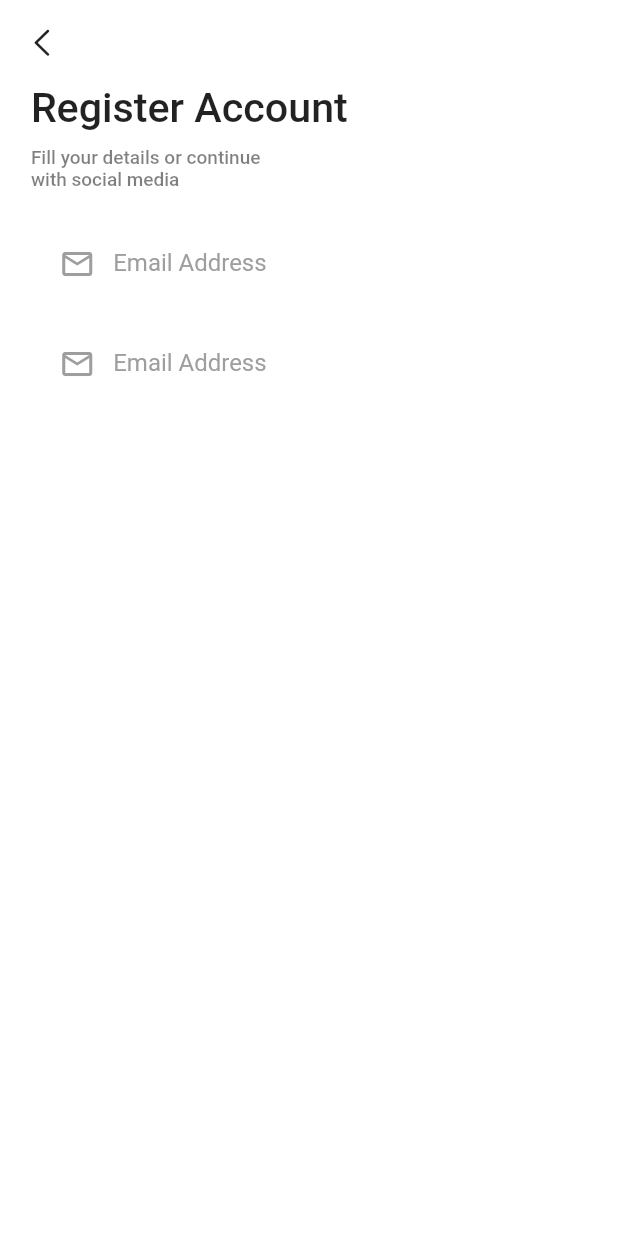
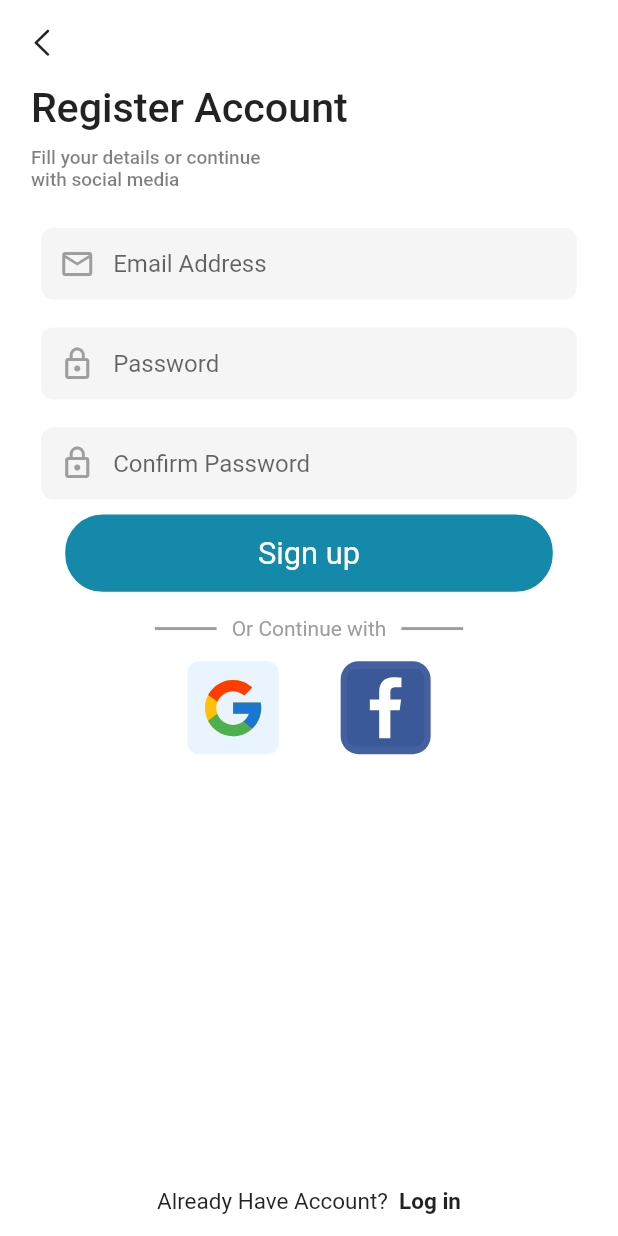
Before and after one commit to harshuhere01/Jobber, a Flutter app: the RegisterScreen screen opened directly, on a phone screen of 412 x 824 dp. Run offline on Flutter 3.47's test engine with Material 2 defaults, Android fonts, the phone set to English and light mode, and no system bars; our stand-ins replace flutter_svg, google_fonts, page_transition; Roboto replaces fonts that are missing (Arimo).

Commit message:
register screen

```diff
--- a/lib/CustomWidgets/custom_textform_field.dart
+++ b/lib/CustomWidgets/custom_textform_field.dart
@@ -28,6 +28,7 @@ class CustomTextFormField extends StatelessWidget {
   @override
   Widget build(BuildContext context) {
     return Container(
+
       padding: EdgeInsets.symmetric(horizontal: D.W /  60, vertical: D.H / 100),
       child: SizedBox(
         height: 50,
@@ -41,8 +42,8 @@ class CustomTextFormField extends StatelessWidget {
           decoration: InputDecoration(
             contentPadding: EdgeInsets.zero,
             focusColor: ColorConstants.whiteColor,
-            filled: false,
-            fillColor: ColorConstants.whiteColor.withOpacity(0.2),
+            filled: true,
+            fillColor: Colors.grey.withOpacity(0.1),
             focusedBorder: OutlineInputBorder(
 
               borderRadius: BorderRadius.circular(8),
@@ -63,7 +64,7 @@ class CustomTextFormField extends StatelessWidget {
             ),
             prefixIcon: Icon(iconPath,color: Colors.grey,),
             errorMaxLines: 4,
-            labelText: hint,
+            hintText: hint,
             labelStyle: const TextStyle(fontSize: 16.0, color: Colors.grey),
           ),
           keyboardType: keyboardTYPE,
--- a/lib/View/Screens/register_screen.dart
+++ b/lib/View/Screens/register_screen.dart
@@ -1,7 +1,9 @@
 import 'package:flutter/cupertino.dart';
 import 'package:flutter/material.dart';
+import 'package:flutter_svg/svg.dart';
 import 'package:google_fonts/google_fonts.dart';
 import 'package:jobber/Constants/color_constants.dart';
+import 'package:jobber/CustomWidgets/custom_button.dart';
 import 'package:jobber/CustomWidgets/custom_textform_field.dart';
 
 import '../../Utils/dimensions.dart';
@@ -40,7 +42,109 @@ class _RegisterScreenState extends State<RegisterScreen> {
             ),
             SizedBox(height: D.H/50,),
             CustomTextFormField(controller: controller, readOnly: false, hint: "Email Address", iconPath:Icons.email_outlined,  validators: (e) {}, keyboardTYPE: TextInputType.emailAddress),
-            CustomTextFormField(controller: controller, readOnly: false, hint: "Email Address", iconPath:Icons.email_outlined,  validators: (e) {}, keyboardTYPE: TextInputType.emailAddress)
+            CustomTextFormField(controller: controller, readOnly: false, hint: "Password", iconPath:Icons.lock_outline,  validators: (e) {}, keyboardTYPE: TextInputType.emailAddress),
+            CustomTextFormField(controller: controller, readOnly: false, hint: "Confirm Password", iconPath:Icons.lock_outline,  validators: (e) {}, keyboardTYPE: TextInputType.emailAddress),
+            CustomButton(text: "Sign up", color: ColorConstants.primaryBlueColor, textColor: ColorConstants.whiteColor, bordercolor: ColorConstants.primaryBlueColor, onTap: (){}),
+            SizedBox(
+              height: D.H / 50,
+            ),
+            Padding(
+              padding: EdgeInsets.symmetric(horizontal: D.W / 20),
+              child: Row(
+                mainAxisAlignment: MainAxisAlignment.center,
+                children: [
+                  SizedBox(
+                    child: Container(
+                      height: 2,
+                      width: D.W / 10,
+                      color: Colors.grey,
+                    ),
+                  ),
+                  SizedBox(
+                    width: 10,
+                  ),
+                  Text(
+                    "Or Continue with",
+                    style: GoogleFonts.roboto(
+                        fontWeight: FontWeight.normal,
+                        fontSize: 14,
+                        color: Colors.grey),
+                  ),
+                  SizedBox(
+                    width: 10,
+                  ),
+                  SizedBox(
+                    child: Container(
+                      height: 2,
+                      width: D.W / 10,
+                      color: Colors.grey,
+                    ),
+                  ),
+                ],
+              ),
+            ),
+            SizedBox(
+              height: D.H / 60,
+            ),
+            Padding(
+              padding: EdgeInsets.symmetric(horizontal: D.W / 20),
+              child: Row(
+                mainAxisAlignment: MainAxisAlignment.center,
+                children: [
+                  Container(
+                    decoration: BoxDecoration(
+                        color: Color(0xFFE9F4FF),
+                        borderRadius:
+                        BorderRadius.all(Radius.circular(8))),
+                    child: Padding(
+                      padding: const EdgeInsets.all(8.0),
+                      child: Center(
+                          child: SvgPicture.asset(
+                              "assets/images/googleicon.svg")),
+                    ),
+                  ),
+                  SizedBox(
+                    width: D.W / 10,
+                  ),
+                  Container(
+                      height: 62,
+                      width: 60,
+                      decoration: BoxDecoration(
+                          color: Color(0xFF4460A0),
+                          borderRadius: BorderRadius.all(
+                              Radius.circular(12))),
+                      child: Center(
+                        child: Container(
+                          child: SvgPicture.asset(
+                            "assets/images/facebooklogo.svg",
+                            height: 55,
+                            width: 52,
+                          ),
+                        ),
+                      )),
+                ],
+              ),
+            ),
+            Expanded(child: Container(),
+            ),
+            Container(
+              child: Center(
+                child: Text.rich(TextSpan(
+                    style: GoogleFonts.roboto(fontSize: 15),
+                    text: 'Already Have Account? ',
+                    children: <InlineSpan>[
+                      TextSpan(
+                        text: ' Log in',
+                        style: TextStyle(
+                            fontSize: 15,
+                            fontWeight: FontWeight.bold),
+                      )
+                    ])),
+              ),
+            ),
+            SizedBox(
+              height: D.H / 60,
+            ),
           ],
         ),
       ),
```
